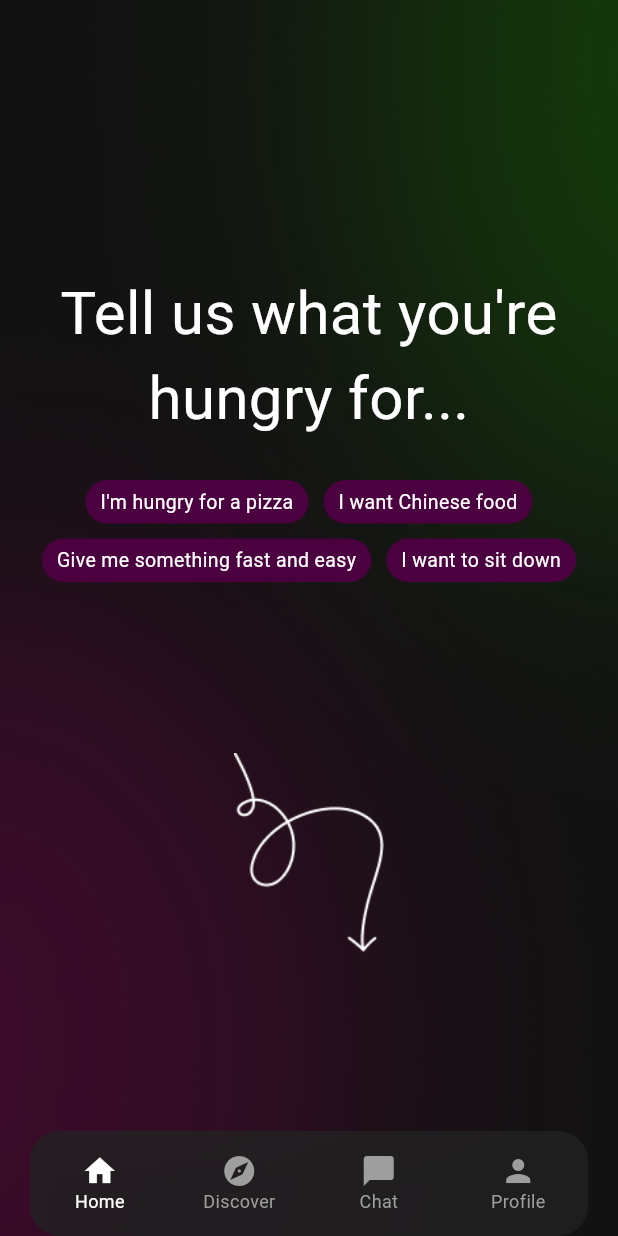
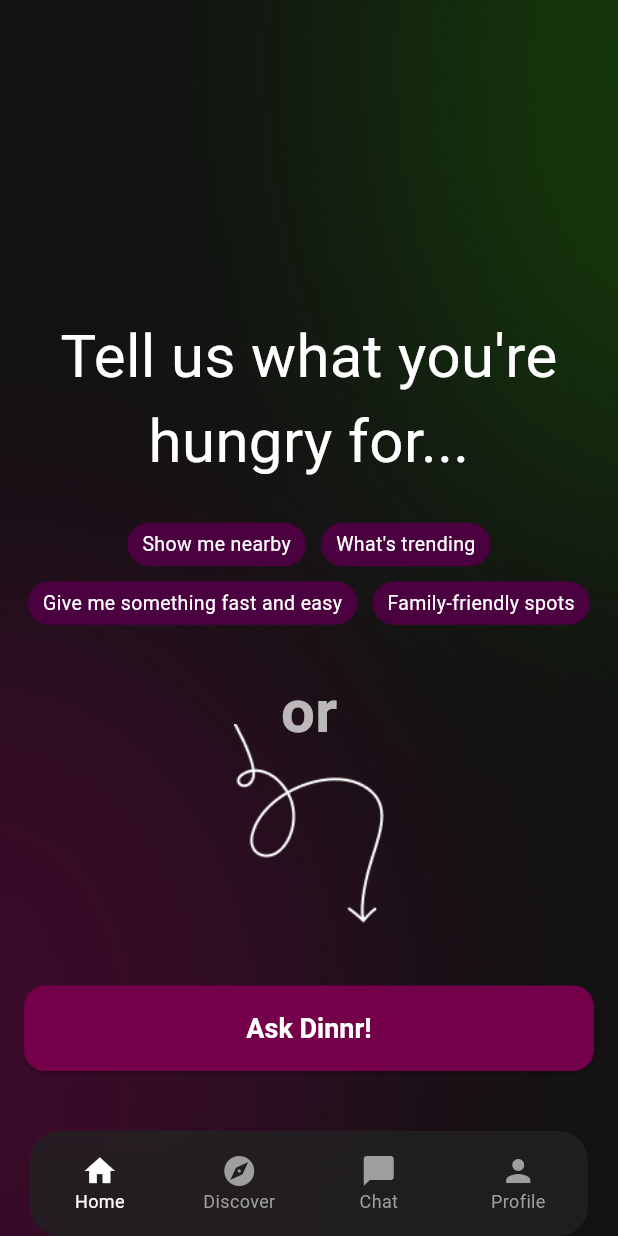
Before and after one commit to bshiff2/dinnr_app, a Flutter app: the screen it shows after launch, on a phone screen of 412 x 824 dp. Run offline on Flutter 3.47's test engine with Material 3 defaults, Android fonts, the phone set to English and light mode, and no system bars; our stand-ins replace audioplayers, cloud_firestore, firebase_auth, firebase_core, firebase_storage, flutter_dotenv and 4 more; accounts and stored records are empty; Roboto replaces fonts that are missing (Arvo, SF Compact Rounded).

Commit message:
Home page functionality

```diff
--- a/lib/home_page.dart
+++ b/lib/home_page.dart
@@ -2,6 +2,7 @@ import 'package:flutter/material.dart';
 //Imports done for testing traversal. Once integrated with main.dart, remove page imports.
 import 'chatPage.dart';
 import 'profile.dart';
+import 'discover.dart';
 
 // Temporary main() for page testing - remove when done for integration w/ main.dart
 void main() {
@@ -24,12 +25,40 @@ class TestApp extends StatelessWidget {
         //Testing traversal buttons.
         '/chat': (context) => ChatOngoing(),
         '/profile': (context) => Profile(),
+        '/discover': (context) {
+          final args = ModalRoute.of(context)?.settings.arguments as DiscoverPageArguments?;
+          return DiscoverPage(
+            initialQuery: args?.initialQuery,
+            initialCategoryIndex: args?.initialCategoryIndex,
+          );
+        },
       },
     );
   }
 }
 
 class HomePageUI extends StatelessWidget {
+  HomePageUI({super.key});
+
+  static const List<_HomeSearchOption> _searchOptions = [
+    _HomeSearchOption(
+      label: 'Show me nearby',
+      categoryIndex: 0, // Nearby tab
+    ),
+    _HomeSearchOption(
+      label: 'What\'s trending',
+      categoryIndex: 1, // Trending tab
+    ),
+    _HomeSearchOption(
+      label: 'Give me something fast and easy',
+      categoryIndex: 3, // Quick bites tab
+    ),
+    _HomeSearchOption(
+      label: 'Family-friendly spots',
+      categoryIndex: 4, // Family tab
+    ),
+  ];
+
   @override
   Widget build(BuildContext context) {
     return Material(
@@ -53,6 +82,7 @@ class HomePageUI extends StatelessWidget {
               bottom: 0,
               child: Center(
                 child: Container(
+                  padding: const EdgeInsets.only(bottom: 100), // shift content up so "or" sits above arrow
                   width: double.infinity,
                   child: Column(
                     mainAxisSize: MainAxisSize.min,
@@ -99,24 +129,61 @@ class HomePageUI extends StatelessWidget {
                           runAlignment: WrapAlignment.center,
                           spacing: 10,
                           runSpacing: 10,
-                          children: [
-                            _buildChip('I\'m hungry for a pizza'),
-                            _buildChip('I want Chinese food'),
-                            _buildChip('Give me something fast and easy'),
-                            _buildChip('I want to sit down'),
+                          children: _searchOptions
+                              .map((option) => _buildChip(context, option))
+                              .toList(),
+                        ),
+                      ),
+                      const SizedBox(height: 4),
+                      const Text(
+                        'or',
+                        style: TextStyle(
+                          color: Colors.white70,
+                          fontSize: 40,
+                          fontFamily: 'Arvo',
+                          fontWeight: FontWeight.w600,
+                        ),
+                      ),
+                      const SizedBox(height: 12),
                     ],
                   ),
                 ),
-                      // Arrow positioned responsively below the chips so that it hopefully appears correctly on IOS
-                      //May need further adjustment
-                      SizedBox(height: 80), // Space between chips and arrow
-                      Image.asset(
+              ),
+            ),
+            Positioned(
+              left: 0,
+              right: 0,
+              bottom: 200,
+              child: Center(
+                child: Image.asset(
                   'lib/assets/icons/HomeArrow.png',
                   width: 100,
                   height: 150,
                 ),
-                    ],
               ),
+            ),
+            Positioned(
+              left: 16,
+              right: 16,
+              bottom: 110, // sits above navbar
+              child: SafeArea(
+                top: false,
+                child: ElevatedButton(
+                  onPressed: () {
+                    Navigator.of(context).pushNamedAndRemoveUntil('/chat', (route) => false);
+                  },
+                  style: ElevatedButton.styleFrom(
+                    backgroundColor: const Color(0xFF74004A),
+                    foregroundColor: Colors.white,
+                    padding: const EdgeInsets.symmetric(vertical: 18),
+                    shape: RoundedRectangleBorder(borderRadius: BorderRadius.circular(14)),
+                    textStyle: const TextStyle(
+                      fontSize: 18,
+                      fontFamily: 'Arvo',
+                      fontWeight: FontWeight.w700,
+                    ),
+                  ),
+                  child: const Text('Ask Dinnr!'),
                 ),
               ),
             ),
@@ -126,8 +193,10 @@ class HomePageUI extends StatelessWidget {
     );
   }
 
-  Widget _buildChip(String text) {
-    return Container(
+  Widget _buildChip(BuildContext context, _HomeSearchOption option) {
+    return GestureDetector(
+      onTap: () => _handleChipTap(context, option),
+      child: Container(
         padding: const EdgeInsets.symmetric(horizontal: 10, vertical: 5),
         decoration: ShapeDecoration(
           color: const Color(0xFF4B0040),
@@ -136,7 +205,7 @@ class HomePageUI extends StatelessWidget {
           ),
         ),
         child: Text(
-        text,
+          option.label,
           textAlign: TextAlign.center,
           style: TextStyle(
             color: Colors.white,
@@ -145,6 +214,30 @@ class HomePageUI extends StatelessWidget {
             fontWeight: FontWeight.w400,
           ),
         ),
+      ),
+    );
+  }
+
+  void _handleChipTap(BuildContext context, _HomeSearchOption option) {
+    Navigator.of(context).pushNamedAndRemoveUntil(
+      '/discover',
+      (route) => false,
+      arguments: DiscoverPageArguments(
+        initialQuery: option.query,
+        initialCategoryIndex: option.categoryIndex,
+      ),
     );
   }
 }
+
+class _HomeSearchOption {
+  final String label;
+  final String? query;
+  final int? categoryIndex;
+
+  const _HomeSearchOption({
+    required this.label,
+    this.query,
+    this.categoryIndex,
+  });
+}
```
Also changed, not shown: lib/discover.dart (+25 -2 lines), lib/main.dart (+9 -1 lines). Lines whose indentation alone changed are shown as unchanged.
